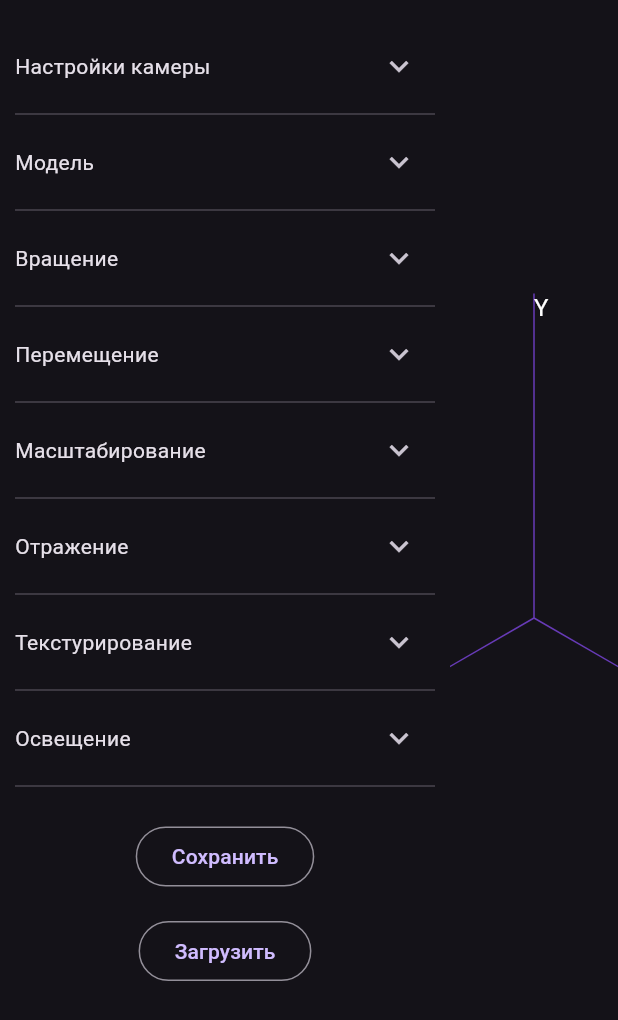
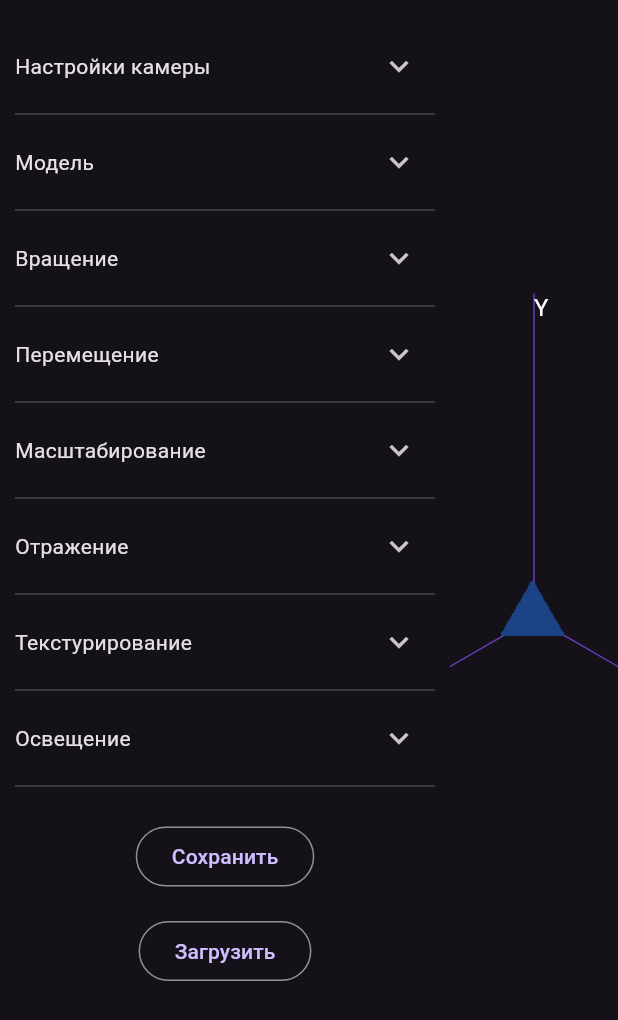
Before and after one commit to nezhinskii/AffineTransformations, a Flutter app: the screen it shows after launch, on a phone screen of 412 x 824 dp. Shown: the top 1020 px of the screen. Run offline on Flutter 3.47's test engine with Material 3 defaults, Android fonts, the phone set to English and light mode, and no system bars; our stand-ins replace audioplayers, bloc, file_picker, flutter_bloc; missing offline and left inert: dart:ffi; statements that could not run were skipped.

Commit message:
work in progress

```diff
--- a/lib/main.dart
+++ b/lib/main.dart
@@ -1,12 +1,16 @@
 import 'package:flutter/gestures.dart';
 import 'package:flutter/material.dart';
 import 'package:flutter_bloc/flutter_bloc.dart';
+import 'package:graphics_lab6/models/light.dart';
 import 'package:graphics_lab6/painters/app_painter.dart';
 import 'package:graphics_lab6/bloc/main_bloc.dart';
 import 'package:graphics_lab6/models/disco_model.dart';
 import 'package:graphics_lab6/painters/curve_painter.dart';
 import 'package:graphics_lab6/painters/floating_horizon_painter.dart';
 import 'package:graphics_lab6/widgets/toolbar.dart';
+
+import 'models/matrix.dart';
+import 'models/primtives.dart';
 
 void main() {
   runApp(const MyApp());
@@ -150,10 +154,21 @@ class _MainPageState extends State<MainPage> {
                                                 .isEnabled,
                                             pixelRatio: state.pixelRatio),
                                       _ => AppPainter(
+                                          //light: Light(pos: state.camera.eye),
                                           light: state.light,
                                           lightMode: state.lightMode,
                                           camera: state.camera,
-                                          polyhedron: state.model,
+                                          polyhedron: state.model.concat(
+                                            Model.tetrahedron
+                                                .getTransformed(
+                                                  Matrix.translation(
+                                                      state.light.pos),
+                                                )
+                                                .getTransformed(
+                                                  Matrix.scaling(
+                                                      Point3D(0.1, 0.1, 0.1)),
+                                                ),
+                                          ),
                                           secretFeature: context
                                               .read<DiscoModel>()
                                               .isEnabled,
--- a/lib/models/light.dart
+++ b/lib/models/light.dart
@@ -5,7 +5,7 @@ class Light {
   late final Point3D pos, direction, color;
 
   Light({Point3D? pos, Point3D? direction, Point3D? color,}) {
-    this.pos = pos ?? Point3D(3, 3, 3);
+    this.pos = pos ?? Point3D(30, 30, 30);
     this.direction = direction ?? Point3D(1, 1, 1);
     this.color = color ?? Point3D(255,0,0);
   }
--- a/lib/painters/app_painter.dart
+++ b/lib/painters/app_painter.dart
@@ -218,7 +218,7 @@ class AppPainter extends CustomPainter {
 
   Point3D lightVector(Point3D point) {
     return Point3D(
-        light.pos.x - point.x, light.pos.y - point.y, light.pos.z - point.z);
+        - light.pos.x + point.x, - light.pos.y + point.y, - light.pos.z + point.z); //?
   }
 
   double lambertIntensity(Point3D lightVector, Point3D normal) {
```
